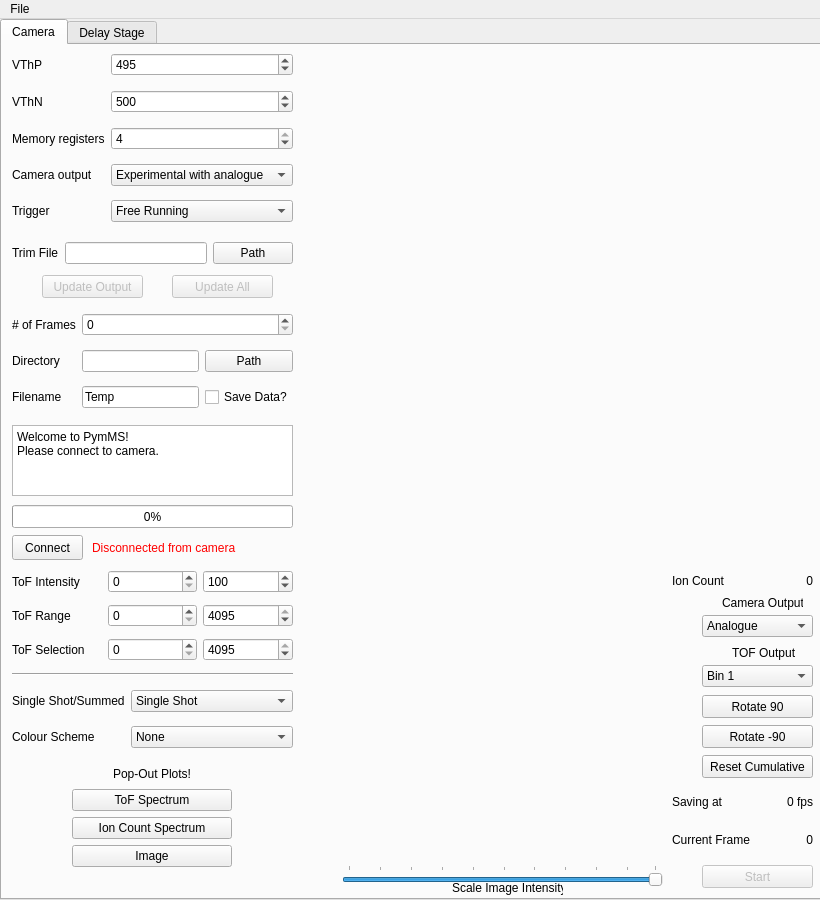
Before: the Qt Designer form image.ui in jrjfeath/PyMMS, drawn with Qt 5.
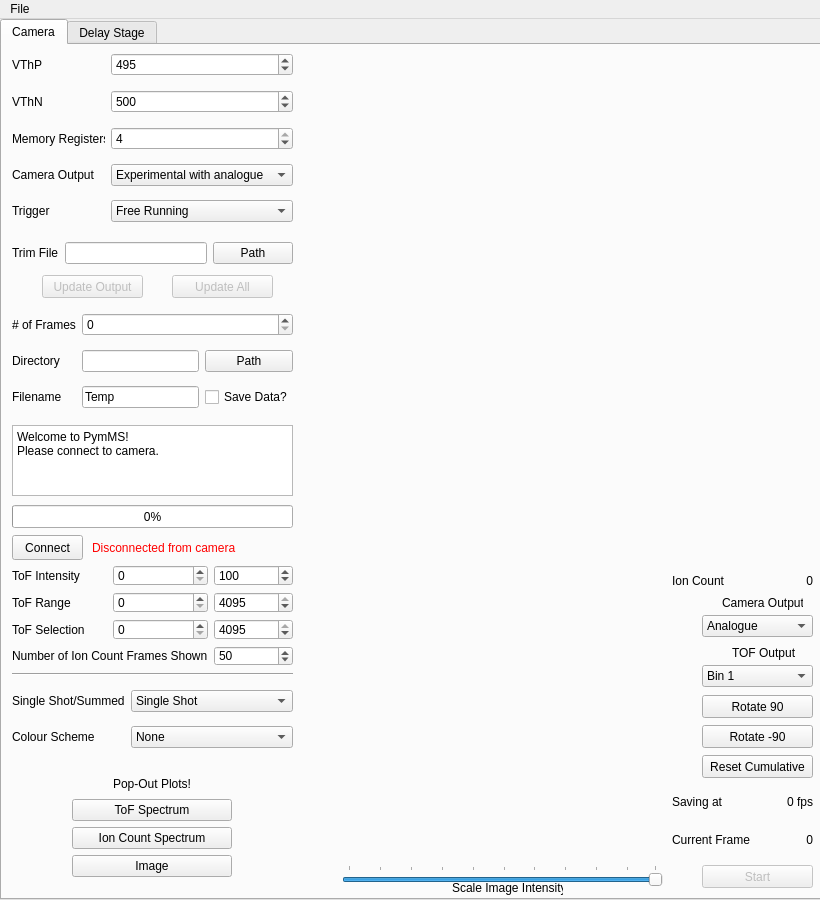
After: the same form once the commit is applied. Custom widgets are drawn as their Qt base class.

Commit message:
Added Ion count numbers
Fixed error with nan values overwriting cumulative image. Added axes labels.

```diff
--- a/image.ui
+++ b/image.ui
@@ -1547,7 +1547,7 @@
        <item row="4" column="0">
         <widget class="QLabel" name="label_14">
          <property name="text">
-          <string>Camera output</string>
+          <string>Camera Output</string>
          </property>
         </widget>
        </item>
@@ -1568,7 +1568,7 @@
        <item row="3" column="0">
         <widget class="QLabel" name="label_16">
          <property name="text">
-          <string>Memory registers</string>
+          <string>Memory Registers</string>
          </property>
         </widget>
        </item>
@@ -1768,6 +1768,26 @@
          </property>
         </widget>
        </item>
+       <item row="3" column="0" colspan="2">
+        <widget class="QLabel" name="label_36">
+         <property name="text">
+          <string>Number of Ion Count Frames Shown</string>
+         </property>
+        </widget>
+       </item>
+       <item row="3" column="2">
+        <widget class="QSpinBox" name="_nofs">
+         <property name="minimum">
+          <number>10</number>
+         </property>
+         <property name="maximum">
+          <number>1000</number>
+         </property>
+         <property name="value">
+          <number>50</number>
+         </property>
+        </widget>
+       </item>
       </layout>
      </widget>
      <widget class="QLabel" name="label_6">
@@ -1809,7 +1829,7 @@
       <property name="geometry">
        <rect>
         <x>70</x>
-        <y>720</y>
+        <y>730</y>
         <width>160</width>
         <height>102</height>
        </rect>
```
Left out of the diff: 52 changed lines with no effect on the pictures. The commit also changes 3 other files.
